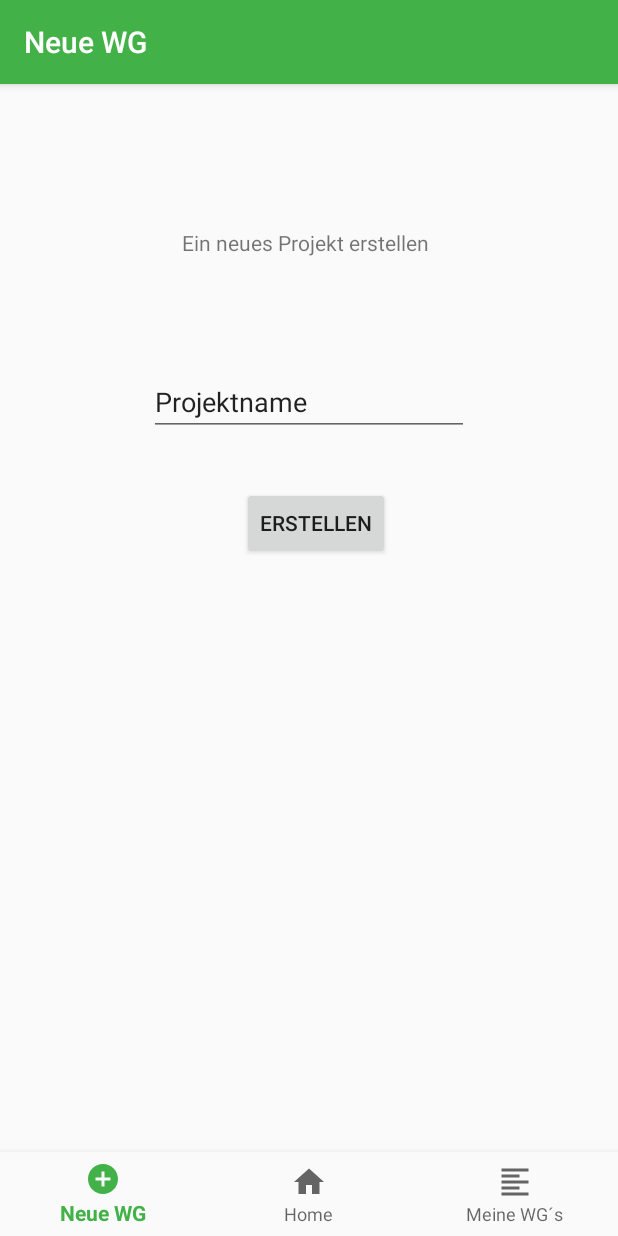
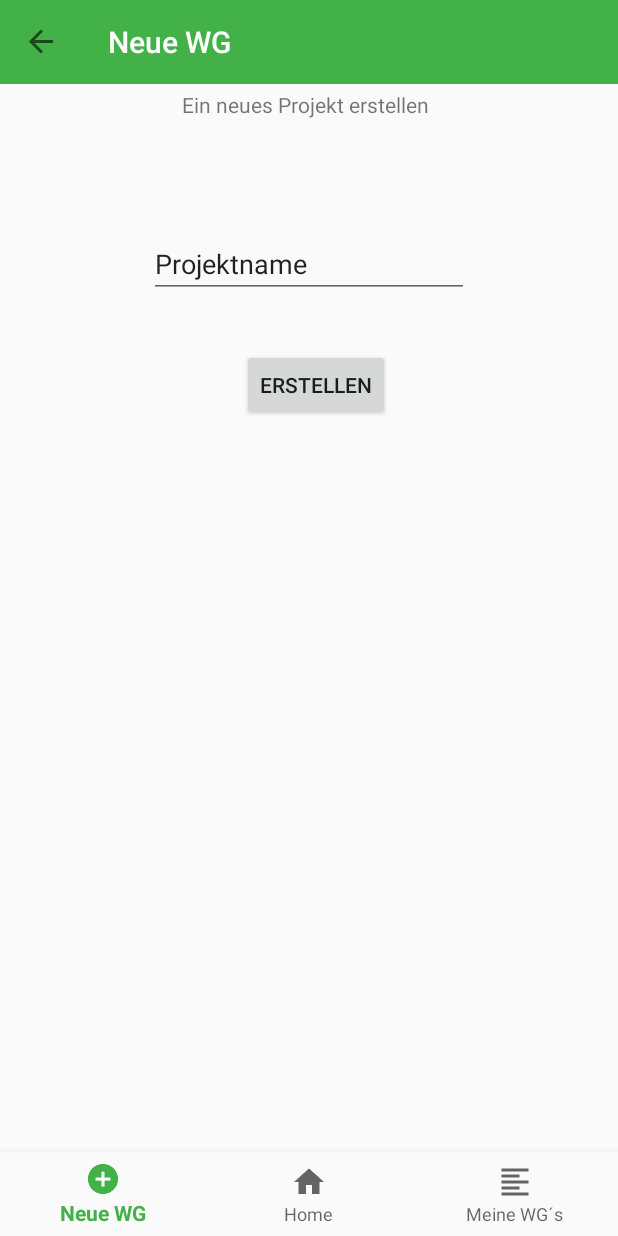
Before and after one commit to JPPASCHETAG/WG_ABRECHNUNG, an Android app: the DashboardFragment screen opened through its navigation route, on a phone screen of 412 x 824 dp. Run offline under Robolectric (Android 15) with nearby library versions, the phone set to English and light mode, and no system bars; our stand-ins replace Firebase (no records; nobody signed in at launch, a user with empty details on screens opened directly), navigation-ui.

Commit message:
toolbar mit layout Anpassungen

```diff
--- a/app/src/main/java/com/wgAbrechnung/wg_abrechnung/MainActivity.java
+++ b/app/src/main/java/com/wgAbrechnung/wg_abrechnung/MainActivity.java
@@ -5,6 +5,7 @@ import android.os.Bundle;
 import android.preference.PreferenceManager;
 
 import androidx.appcompat.app.AppCompatActivity;
+import androidx.appcompat.widget.Toolbar;
 import androidx.navigation.NavController;
 import androidx.navigation.Navigation;
 import androidx.navigation.ui.AppBarConfiguration;
@@ -26,12 +27,16 @@ public class MainActivity extends AppCompatActivity {
         BottomNavigationView navView = findViewById(R.id.nav_view);
         // Passing each menu ID as a set of Ids because each
         // menu should be considered as top level destinations.
-        AppBarConfiguration appBarConfiguration = new AppBarConfiguration.Builder(
-                R.id.navigation_home, R.id.navigation_dashboard, R.id.navigation_notifications)
-                .build();
+
         NavController navController = Navigation.findNavController(this, R.id.nav_host_fragment);
-        NavigationUI.setupActionBarWithNavController(this, navController, appBarConfiguration);
+        AppBarConfiguration appBarConfiguration =
+                new AppBarConfiguration.Builder(navController.getGraph()).build();
+        Toolbar toolbar = findViewById(R.id.toolbar);
+        NavigationUI.setupWithNavController(
+                toolbar, navController, appBarConfiguration);
         NavigationUI.setupWithNavController(navView, navController);
+
+
 
         //Wenn eine userID vergeben nichts machen
         //ansonsten wir eine erstellt und lokal gespeichert
--- a/app/src/main/res/drawable/add_circle_black_18dp.xml
+++ b/app/src/main/res/drawable/add_circle_black_18dp.xml
@@ -5,5 +5,5 @@
     android:viewportHeight="24">
   <path
       android:pathData="M12,2C6.48,2 2,6.48 2,12s4.48,10 10,10 10,-4.48 10,-10S17.52,2 12,2zM17,13h-4v4h-2v-4L7,13v-2h4L11,7h2v4h4v2z"
-      android:fillColor="#000000"/>
+      android:fillColor="@color/colorAccent"/>
 </vector>
--- a/app/src/main/res/drawable/library_add_black_18dp.xml
+++ b/app/src/main/res/drawable/library_add_black_18dp.xml
@@ -5,5 +5,5 @@
     android:viewportHeight="24">
   <path
       android:pathData="M4,6L2,6v14c0,1.1 0.9,2 2,2h14v-2L4,20L4,6zM20,2L8,2c-1.1,0 -2,0.9 -2,2v12c0,1.1 0.9,2 2,2h12c1.1,0 2,-0.9 2,-2L22,4c0,-1.1 -0.9,-2 -2,-2zM19,11h-4v4h-2v-4L9,11L9,9h4L13,5h2v4h4v2z"
-      android:fillColor="#000000"/>
+      android:fillColor="@color/colorPrimary"/>
 </vector>
--- a/app/src/main/res/layout/activity_main.xml
+++ b/app/src/main/res/layout/activity_main.xml
@@ -4,20 +4,15 @@
     xmlns:tools="http://schemas.android.com/tools"
     android:id="@+id/container"
     android:layout_width="match_parent"
-    android:layout_height="match_parent"
-    android:paddingTop="?attr/actionBarSize">
+    android:layout_height="match_parent">
 
-    <com.google.android.material.bottomnavigation.BottomNavigationView
-        android:id="@+id/nav_view"
-        android:layout_width="0dp"
+    <androidx.appcompat.widget.Toolbar
+        android:layout_width="match_parent"
         android:layout_height="wrap_content"
-        android:layout_marginStart="0dp"
-        android:layout_marginEnd="0dp"
-        android:background="?android:attr/windowBackground"
-        app:layout_constraintBottom_toBottomOf="parent"
-        app:layout_constraintLeft_toLeftOf="parent"
-        app:layout_constraintRight_toRightOf="parent"
-        app:menu="@menu/bottom_nav_menu" />
+        android:id="@+id/toolbar"
+        tools:ignore="MissingConstraints"
+        android:background="@color/colorPrimary"
+        app:titleTextColor="#FFFFFF"/>
 
     <fragment
         android:id="@+id/nav_host_fragment"
@@ -33,4 +28,16 @@
         app:layout_constraintVertical_bias="1.0"
         app:navGraph="@navigation/mobile_navigation" />
 
+    <com.google.android.material.bottomnavigation.BottomNavigationView
+        android:id="@+id/nav_view"
+        android:layout_width="0dp"
+        android:layout_height="wrap_content"
+        android:layout_marginStart="0dp"
+        android:layout_marginEnd="0dp"
+        android:background="?android:attr/windowBackground"
+        app:layout_constraintBottom_toBottomOf="parent"
+        app:layout_constraintLeft_toLeftOf="parent"
+        app:layout_constraintRight_toRightOf="parent"
+        app:menu="@menu/bottom_nav_menu" />
+
 </androidx.constraintlayout.widget.ConstraintLayout>
--- a/app/src/main/res/layout/fragment_dashboard.xml
+++ b/app/src/main/res/layout/fragment_dashboard.xml
@@ -11,7 +11,7 @@
         android:layout_width="wrap_content"
         android:layout_height="wrap_content"
         android:layout_marginStart="121dp"
-        android:layout_marginTop="40dp"
+        android:layout_marginTop="60dp"
         android:text="Ein neues Projekt erstellen"
         app:layout_constraintStart_toStartOf="parent"
         app:layout_constraintTop_toTopOf="parent" />
--- a/app/src/main/res/values/styles.xml
+++ b/app/src/main/res/values/styles.xml
@@ -1,7 +1,7 @@
 <resources>
 
     <!-- Base application theme. -->
-    <style name="AppTheme" parent="Theme.AppCompat.Light.DarkActionBar">
+    <style name="AppTheme" parent="Theme.AppCompat.Light.NoActionBar">
         <!-- Customize your theme here. -->
         <item name="colorPrimary">@color/colorPrimary</item>
         <item name="colorPrimaryDark">@color/colorPrimaryDark</item>
```
Also changed, not shown: app/src/main/res/layout/fragment_home.xml (+7 -0 lines), app/src/main/res/layout/fragment_notifications.xml (+8 -2 lines).
